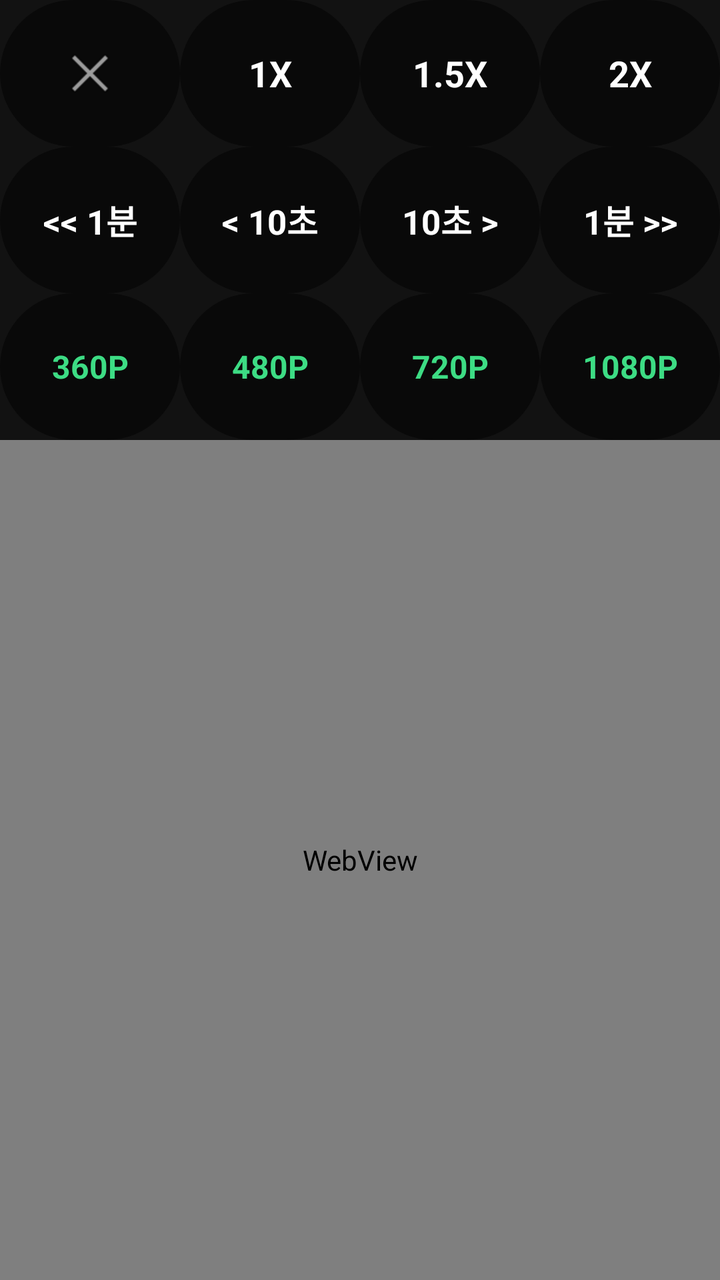
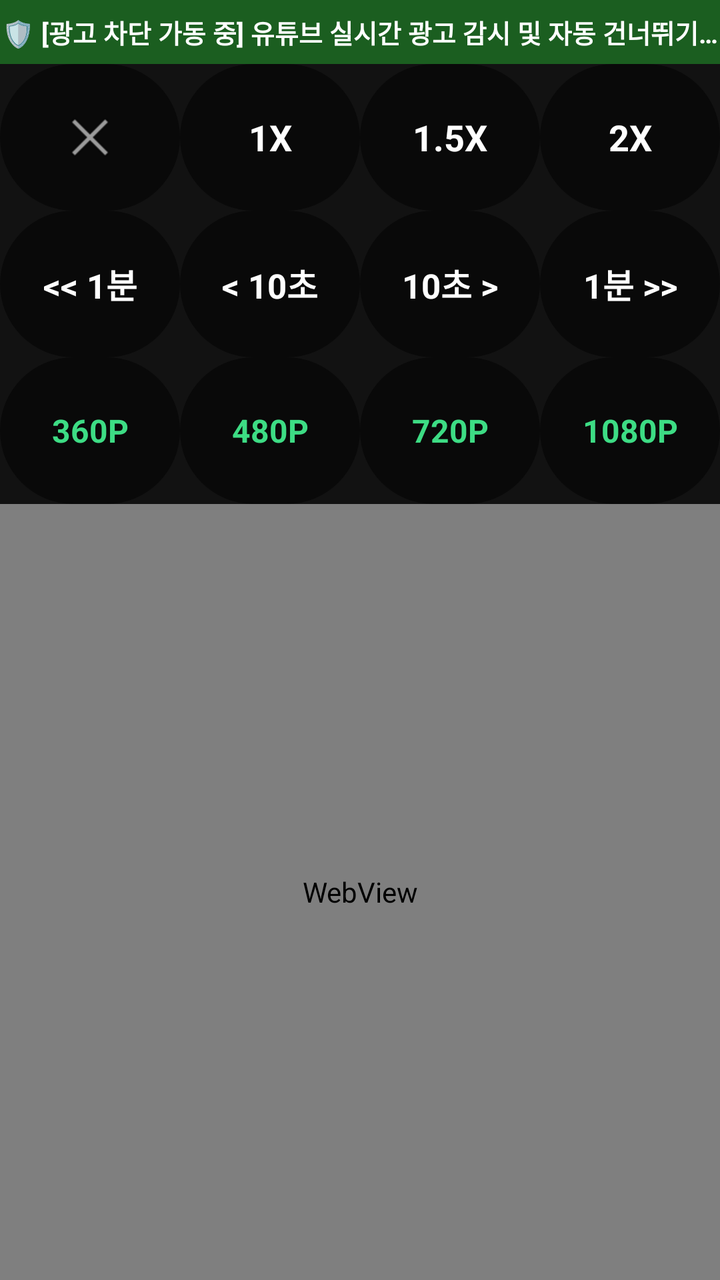

The first picture is an Android layout as it rendered before a commit; the second is the same layout after the commit. The layout source and the unified diff follow.
<!-- AndroidManifest.xml: application theme Theme.CarHome -->
<!-- res/layout/activity_browser.xml -->
<?xml version="1.0" encoding="utf-8"?>
<LinearLayout xmlns:android="http://schemas.android.com/apk/res/android"
    android:id="@+id/browserRootLayout"
    android:layout_width="match_parent"
    android:layout_height="match_parent"
    android:orientation="vertical"
    android:background="#000000">

    <LinearLayout
        android:id="@+id/menuLayout"
        android:layout_width="match_parent"
        android:layout_height="220dp"
        android:orientation="vertical"
        android:background="#121212"
        android:gravity="center">

        
        <LinearLayout
            android:id="@+id/menuGroup1"
            android:layout_width="match_parent"
            android:layout_height="0dp"
            android:layout_weight="1"
            android:orientation="horizontal">

            
            <ImageView
                android:id="@+id/btnCloseBrowser"
                android:layout_width="0dp"
                android:layout_height="match_parent"
                android:layout_weight="1"
                android:background="@drawable/bg_round_btn"
                android:src="@android:drawable/ic_menu_close_clear_cancel"
                android:scaleType="centerInside"
                android:clickable="true"
                android:focusable="true" />

            <TextView
                android:id="@+id/btnSpeed1x"
                android:layout_width="0dp"
                android:layout_height="match_parent"
                android:layout_weight="1"
                android:background="@drawable/bg_round_btn"
                android:text="1X"
                android:textColor="#FFFFFF"
                android:textSize="18sp"
                android:textStyle="bold"
                android:gravity="center"
                android:clickable="true"
                android:focusable="true" />

            <TextView
                android:id="@+id/btnSpeed1_5x"
                android:layout_width="0dp"
                android:layout_height="match_parent"
                android:layout_weight="1"
                android:background="@drawable/bg_round_btn"
                android:text="1.5X"
                android:textColor="#FFFFFF"
                android:textSize="18sp"
                android:textStyle="bold"
                android:gravity="center"
                android:clickable="true"
                android:focusable="true" />

            <TextView
                android:id="@+id/btnSpeed2x"
                android:layout_width="0dp"
                android:layout_height="match_parent"
                android:layout_weight="1"
                android:background="@drawable/bg_round_btn"
                android:text="2X"
                android:textColor="#FFFFFF"
                android:textSize="18sp"
                android:textStyle="bold"
                android:gravity="center"
                android:clickable="true"
                android:focusable="true" />
        </LinearLayout>

        
        <LinearLayout
            android:id="@+id/menuGroup2"
            android:layout_width="match_parent"
            android:layout_height="0dp"
            android:layout_weight="1"
            android:orientation="horizontal">

            <TextView
                android:id="@+id/btnRewind"
                android:layout_width="0dp"
                android:layout_height="match_parent"
                android:layout_weight="1"
                android:background="@drawable/bg_round_btn"
                android:text="&lt;&lt; 1분"
                android:textColor="#FFFFFF"
                android:textSize="17sp"
                android:textStyle="bold"
                android:gravity="center"
                android:clickable="true"
                android:focusable="true" />

            <TextView
                android:id="@+id/btnRewind10"
                android:layout_width="0dp"
                android:layout_height="match_parent"
                android:layout_weight="1"
                android:background="@drawable/bg_round_btn"
                android:text="&lt; 10초"
                android:textColor="#FFFFFF"
                android:textSize="17sp"
                android:textStyle="bold"
                android:gravity="center"
                android:clickable="true"
                android:focusable="true" />

            <TextView
                android:id="@+id/btnForward10"
                android:layout_width="0dp"
                android:layout_height="match_parent"
                android:layout_weight="1"
                android:background="@drawable/bg_round_btn"
                android:text="10초 &gt;"
                android:textColor="#FFFFFF"
                android:textSize="17sp"
                android:textStyle="bold"
                android:gravity="center"
                android:clickable="true"
                android:focusable="true" />

            <TextView
                android:id="@+id/btnForward"
                android:layout_width="0dp"
                android:layout_height="match_parent"
                android:layout_weight="1"
                android:background="@drawable/bg_round_btn"
                android:text="1분 &gt;&gt;"
                android:textColor="#FFFFFF"
                android:textSize="17sp"
                android:textStyle="bold"
                android:gravity="center"
                android:clickable="true"
                android:focusable="true" />
        </LinearLayout>

        
        <LinearLayout
            android:id="@+id/menuGroup3"
            android:layout_width="match_parent"
            android:layout_height="0dp"
            android:layout_weight="1"
            android:orientation="horizontal">

            <TextView
                android:id="@+id/btnRes360"
                android:layout_width="0dp"
                android:layout_height="match_parent"
                android:layout_weight="1"
                android:background="@drawable/bg_round_btn"
                android:text="360P"
                android:textColor="#3DDC84"
                android:textSize="16sp"
                android:textStyle="bold"
                android:gravity="center"
                android:clickable="true"
                android:focusable="true" />

            <TextView
                android:id="@+id/btnRes480"
                android:layout_width="0dp"
                android:layout_height="match_parent"
                android:layout_weight="1"
                android:background="@drawable/bg_round_btn"
                android:text="480P"
                android:textColor="#3DDC84"
                android:textSize="16sp"
                android:textStyle="bold"
                android:gravity="center"
                android:clickable="true"
                android:focusable="true" />

            <TextView
                android:id="@+id/btnRes720"
                android:layout_width="0dp"
                android:layout_height="match_parent"
                android:layout_weight="1"
                android:background="@drawable/bg_round_btn"
                android:text="720P"
                android:textColor="#3DDC84"
                android:textSize="16sp"
                android:textStyle="bold"
                android:gravity="center"
                android:clickable="true"
                android:focusable="true" />

            <TextView
                android:id="@+id/btnRes1080"
                android:layout_width="0dp"
                android:layout_height="match_parent"
                android:layout_weight="1"
                android:background="@drawable/bg_round_btn"
                android:text="1080P"
                android:textColor="#3DDC84"
                android:textSize="16sp"
                android:textStyle="bold"
                android:gravity="center"
                android:clickable="true"
                android:focusable="true" />
        </LinearLayout>
    </LinearLayout>

    
    <WebView
        android:id="@+id/webView"
        android:layout_width="match_parent"
        android:layout_height="0dp"
        android:layout_weight="1" />
</LinearLayout>
<!-- resources referenced by this layout -->
<resources>
  <!-- drawable bg_round_btn (drawable) -->
  <?xml version="1.0" encoding="utf-8"?>
  <shape xmlns:android="http://schemas.android.com/apk/res/android"
      android:shape="rectangle">
      <corners android:radius="50dp" />
      
      <solid android:color="#80000000" />
  </shape>
  <style name="Theme.CarHome" parent="Base.Theme.CarHome" />
  <style name="Base.Theme.CarHome" parent="Theme.Material3.DayNight.NoActionBar">
          
          
      </style>
</resources>

<!-- the commit's change to res/layout/activity_browser.xml (unified diff, before → after) -->
@@ -6,6 +6,19 @@
     android:orientation="vertical"
     android:background="#000000">
 
+    
+    <TextView
+        android:id="@+id/tvAdBlockStatus"
+        android:layout_width="match_parent"
+        android:layout_height="32dp"
+        android:background="#1B5E20"
+        android:text="🛡️ [광고 차단 가동 중] 유튜브 실시간 광고 감시 및 자동 건너뛰기 활성화"
+        android:textColor="#FFFFFF"
+        android:textSize="13sp"
+        android:textStyle="bold"
+        android:gravity="center"
+        android:singleLine="true" />
+
     <LinearLayout
         android:id="@+id/menuLayout"
         android:layout_width="match_parent"
